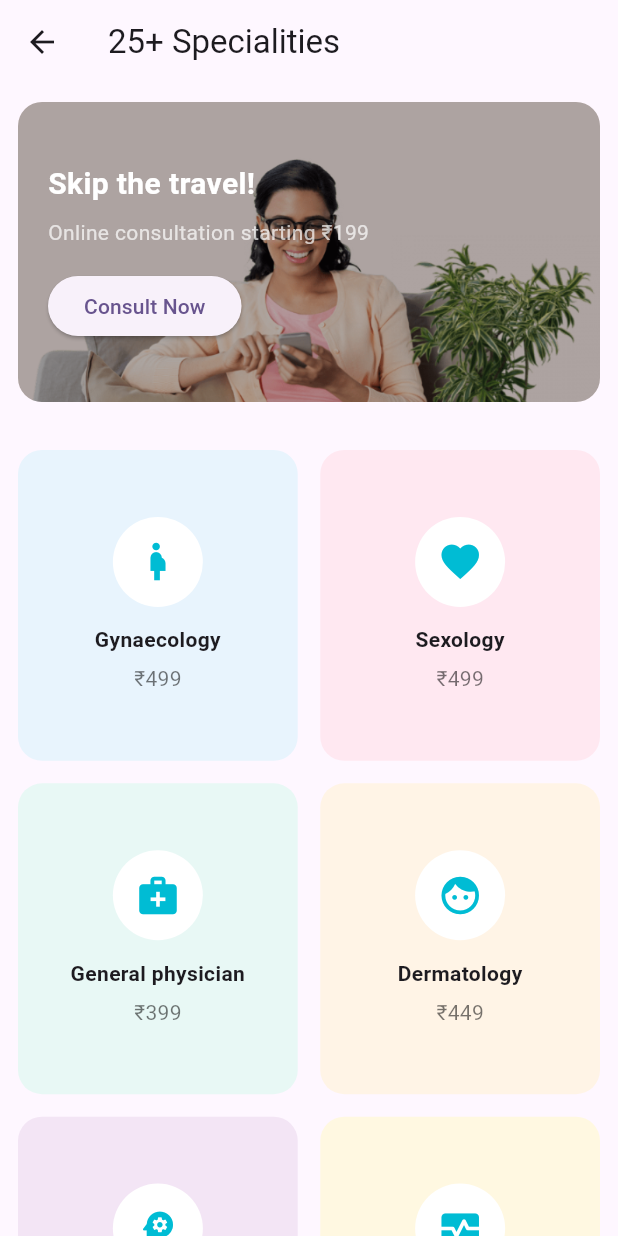
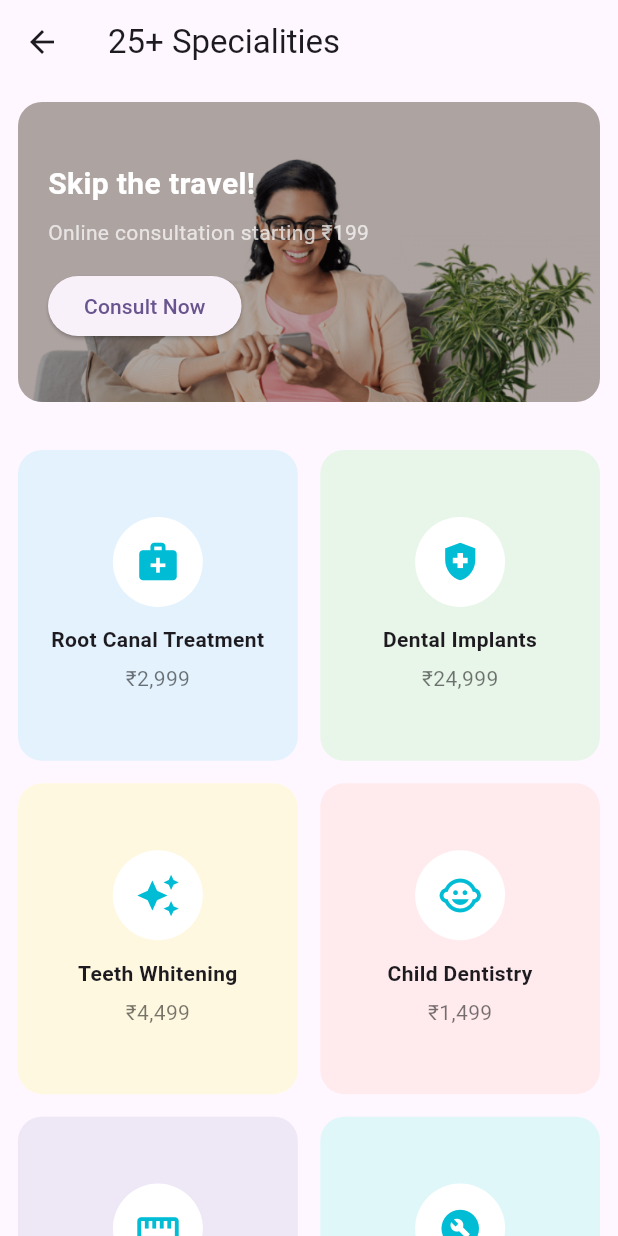
Before and after one commit to Saipradhan33/Doctor-s-Appointment, a Flutter app: the AllSpecialistPage screen opened directly, on a phone screen of 412 x 824 dp. Run offline on Flutter 3.47's test engine with Material 3 defaults, Android fonts, the phone set to English and light mode, and no system bars; drawn by our look-alikes of carousel_slider; our stand-ins replace cloud_firestore, firebase_auth, firebase_core, font_awesome_flutter, geocoding, geolocator and 2 more; accounts and stored records are empty; network calls fail.

Commit message:
Added features related dental specialties and health concern section

```diff
--- a/lib/widgets/all_specialist_page.dart
+++ b/lib/widgets/all_specialist_page.dart
@@ -7,40 +7,52 @@ class AllSpecialistPage extends StatelessWidget {
 
   final List<Map<String, dynamic>> specialties = const [
     {
-      "name": "Gynaecology",
-      "price": "₹499",
-      "icon": Icons.pregnant_woman,
-      "color": Color(0xFFE8F4FD),
+      "name": "Root Canal Treatment",
+      "price": "₹2,999",
+      "icon": Icons.medical_services,
+      "color": Color(0xFFE3F2FD),
     },
     {
-      "name": "Sexology",
-      "price": "₹499",
-      "icon": Icons.favorite,
-      "color": Color(0xFFFFE8F1),
+      "name": "Dental Implants",
+      "price": "₹24,999",
+      "icon": Icons.health_and_safety,
+      "color": Color(0xFFE8F5E9),
     },
     {
-      "name": "General physician",
-      "price": "₹399",
-      "icon": Icons.medical_services,
-      "color": Color(0xFFE8F8F5),
+      "name": "Teeth Whitening",
+      "price": "₹4,499",
+      "icon": Icons.auto_awesome,
+      "color": Color(0xFFFFF8E1),
     },
     {
-      "name": "Dermatology",
-      "price": "₹449",
-      "icon": Icons.face,
-      "color": Color(0xFFFFF4E6),
+      "name": "Child Dentistry",
+      "price": "₹1,499",
+      "icon": Icons.child_care,
+      "color": Color(0xFFFFEBEE),
     },
     {
-      "name": "Psychiatry",
-      "price": "₹499",
-      "icon": Icons.psychology,
-      "color": Color(0xFFF3E5F5),
+      "name": "Orthodontics",
+      "price": "₹19,999",
+      "icon": Icons.straighten,
+      "color": Color(0xFFEDE7F6),
     },
     {
-      "name": "Stomach & digestion",
-      "price": "₹399",
-      "icon": Icons.monitor_heart,
-      "color": Color(0xFFFFF8E1),
+      "name": "Crown And Bridges",
+      "price": "₹6,999",
+      "icon": Icons.build_circle,
+      "color": Color(0xFFE0F7FA),
+    },
+    {
+      "name": "Laser Dentistry",
+      "price": "₹5,999",
+      "icon": Icons.flash_on,
+      "color": Color(0xFFFFF3E0),
+    },
+    {
+      "name": "Dentures",
+      "price": "₹8,999",
+      "icon": Icons.mood,
+      "color": Color(0xFFF3E5F5),
     },
   ];
   final List<String> bannerImages = const[
--- a/lib/widgets/specialist_page.dart
+++ b/lib/widgets/specialist_page.dart
@@ -13,7 +13,7 @@ class SpecialistPage extends StatelessWidget {
       ),
       body: ListView.builder(
         padding: const EdgeInsets.all(12),
-        itemCount: 5, // temporary dummy doctors
+        itemCount: 2, // temporary dummy doctors
         itemBuilder: (context, index) {
           return Card(
             elevation: 3,
```
Also changed, not shown: lib/home_page.dart (+25 -25 lines), lib/widgets/home_banner.dart (+11 -11 lines), pubspec.lock.
